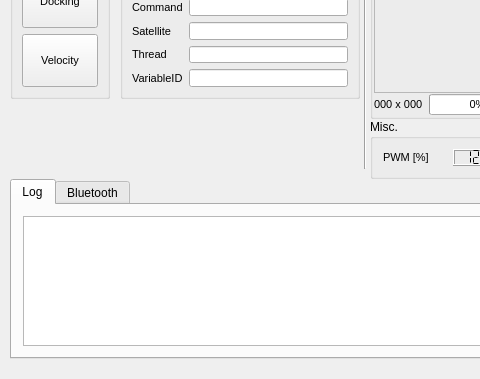
Old version of the form groundstation.ui in the repository Angele-/FloatSat_GroundStation; both pictures show x 0 to 480 and y 321 to 700 of the 1351 by 700 pixel window.
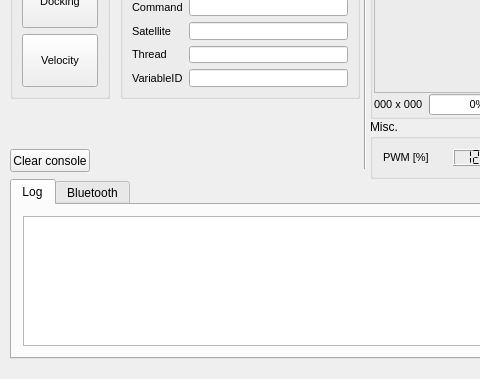
New version of the form. The open tabs and pages were chosen to show the change. Custom widgets are drawn as their Qt base class.

Commit message: Added clear console button

Diff of the .ui file:
```diff
--- a/groundstation.ui
+++ b/groundstation.ui
@@ -1698,6 +1698,24 @@
      </property>
     </layout>
    </widget>
+   <widget class="QPushButton" name="pushButton_clearConsole">
+    <property name="geometry">
+     <rect>
+      <x>10</x>
+      <y>470</y>
+      <width>80</width>
+      <height>23</height>
+     </rect>
+    </property>
+    <property name="font">
+     <font>
+      <family>Segoe UI Symbol</family>
+     </font>
+    </property>
+    <property name="text">
+     <string>Clear console</string>
+    </property>
+   </widget>
   </widget>
  </widget>
  <layoutdefault spacing="6" margin="11"/>
```
Left out of the diff: 2 changed lines with no effect on the pictures. The commit also changes 2 other files.
